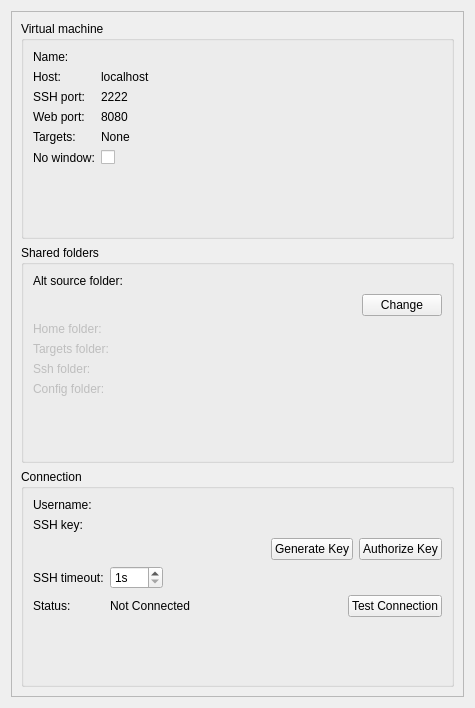
Old version of the form src/plugins/mer/mersdkdetailswidget.ui in the repository sailfishos/sailfish-qtcreator.
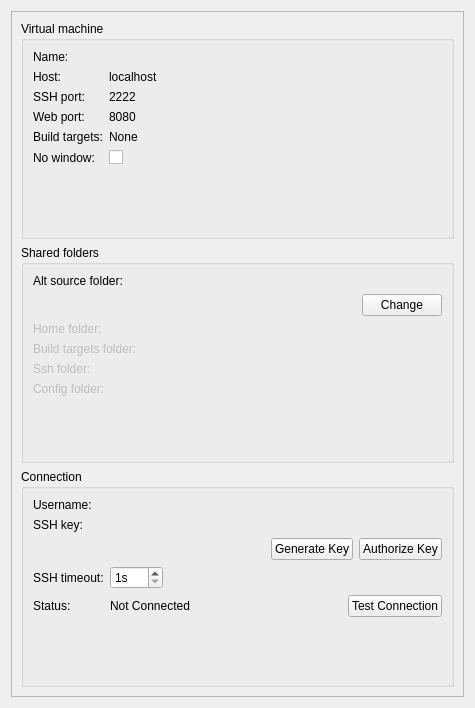
New version of the form. Custom widgets are drawn as their Qt base class.

What changed in the file:
```diff
--- a/src/plugins/mer/mersdkdetailswidget.ui
+++ b/src/plugins/mer/mersdkdetailswidget.ui
@@ -142,7 +142,7 @@
           <item row="4" column="0">
            <widget class="QLabel" name="targetsLabel">
             <property name="text">
-             <string>Targets:</string>
+             <string>Build targets:</string>
             </property>
            </widget>
           </item>
@@ -279,7 +279,7 @@
              <bool>false</bool>
             </property>
             <property name="text">
-             <string>Targets folder:</string>
+             <string>Build targets folder:</string>
             </property>
            </widget>
           </item>
```
